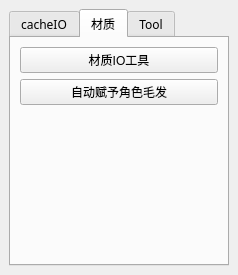
Old version of the form seer7_setup.ui in the repository rupengfei/TD_code.
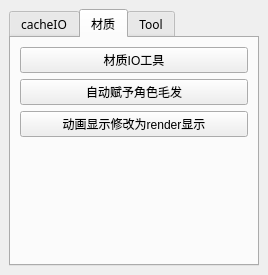
New version of the form. The open tabs and pages were chosen to show the change.

Commit message: 设置LVL到render属性函数

What changed in the file:
```diff
--- a/seer7_setup.ui
+++ b/seer7_setup.ui
@@ -9,7 +9,7 @@
    <rect>
     <x>0</x>
     <y>0</y>
-    <width>238</width>
+    <width>268</width>
     <height>275</height>
    </rect>
   </property>
@@ -196,7 +196,7 @@
           </property>
          </widget>
         </item>
-        <item row="2" column="0">
+        <item row="3" column="0">
          <spacer name="verticalSpacer">
           <property name="orientation">
            <enum>Qt::Vertical</enum>
@@ -219,6 +219,16 @@
           </property>
          </widget>
         </item>
+        <item row="2" column="0">
+         <widget class="QPushButton" name="btn_set_all_to_render">
+          <property name="toolTip">
+           <string>&lt;html&gt;&lt;head/&gt;&lt;body&gt;&lt;p&gt;场景内有毛发的角色，自动找回毛发并传递动态&lt;/p&gt;&lt;/body&gt;&lt;/html&gt;</string>
+          </property>
+          <property name="text">
+           <string>动画显示修改为render显示</string>
+          </property>
+         </widget>
+        </item>
        </layout>
       </widget>
       <widget class="QWidget" name="tab">
```
The commit also changes 7 other files.
